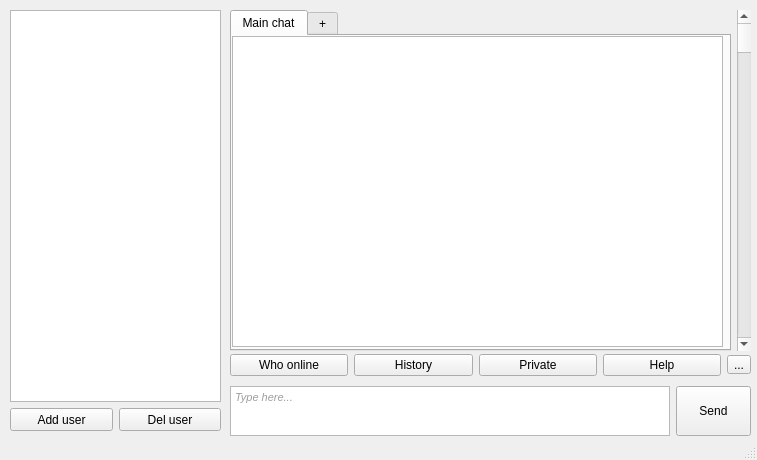
Qt form Block4/Homework5/main_window.ui (Simper007/GB_lesson2) before a commit.
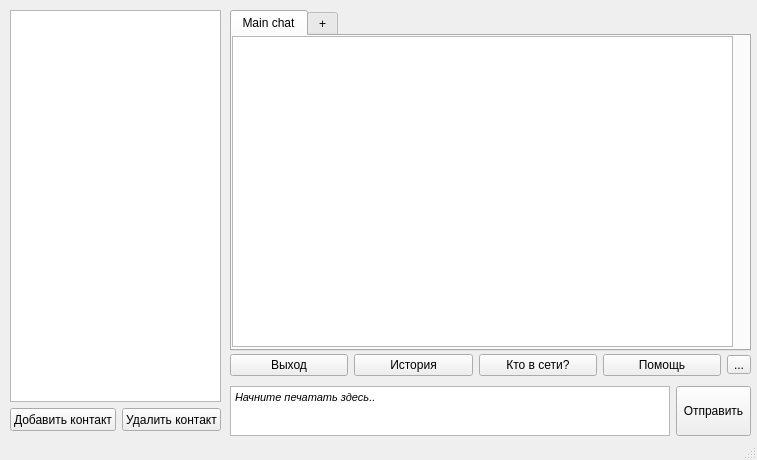
The same form after that commit.

```diff
--- a/Block4/Homework5/main_window.ui
+++ b/Block4/Homework5/main_window.ui
@@ -38,7 +38,7 @@
      <item>
       <layout class="QHBoxLayout" name="horizontalLayout_3">
        <item>
-        <widget class="QPushButton" name="WhoButton">
+        <widget class="QPushButton" name="ExitButton">
          <property name="maximumSize">
           <size>
            <width>16777215</width>
@@ -46,7 +46,7 @@
           </size>
          </property>
          <property name="text">
-          <string>Who online</string>
+          <string>Выход</string>
          </property>
         </widget>
        </item>
@@ -59,12 +59,12 @@
           </size>
          </property>
          <property name="text">
-          <string>History</string>
+          <string>История</string>
          </property>
         </widget>
        </item>
        <item>
-        <widget class="QPushButton" name="PMButton">
+        <widget class="QPushButton" name="WhoButton">
          <property name="maximumSize">
           <size>
            <width>16777215</width>
@@ -72,7 +72,7 @@
           </size>
          </property>
          <property name="text">
-          <string>Private</string>
+          <string>Кто в сети?</string>
          </property>
         </widget>
        </item>
@@ -85,7 +85,7 @@
           </size>
          </property>
          <property name="text">
-          <string>Help</string>
+          <string>Помощь</string>
          </property>
         </widget>
        </item>
@@ -131,7 +131,10 @@
 &lt;html&gt;&lt;head&gt;&lt;meta name=&quot;qrichtext&quot; content=&quot;1&quot; /&gt;&lt;style type=&quot;text/css&quot;&gt;
 p, li { white-space: pre-wrap; }
 &lt;/style&gt;&lt;/head&gt;&lt;body style=&quot; font-family:'MS Shell Dlg 2'; font-size:8.25pt; font-weight:400; font-style:normal;&quot;&gt;
-&lt;p style=&quot; margin-top:0px; margin-bottom:0px; margin-left:0px; margin-right:0px; -qt-block-indent:0; text-indent:0px;&quot;&gt;&lt;span style=&quot; font-style:italic; color:#9e9e9e;&quot;&gt;Type here...&lt;/span&gt;&lt;/p&gt;&lt;/body&gt;&lt;/html&gt;</string>
+&lt;p style=&quot; margin-top:0px; margin-bottom:0px; margin-left:0px; margin-right:0px; -qt-block-indent:0; text-indent:0px;&quot;&gt;&lt;span style=&quot; font-style:italic;&quot;&gt;Начните печатать здесь..&lt;/span&gt;&lt;/p&gt;&lt;/body&gt;&lt;/html&gt;</string>
+         </property>
+         <property name="overwriteMode">
+          <bool>true</bool>
          </property>
         </widget>
        </item>
@@ -159,7 +162,7 @@
           </size>
          </property>
          <property name="text">
-          <string>Send</string>
+          <string>Отправить</string>
          </property>
         </widget>
        </item>
@@ -186,12 +189,12 @@
         <attribute name="title">
          <string>Main chat</string>
         </attribute>
-        <widget class="QTextBrowser" name="ChatMessList">
+        <widget class="QListView" name="ChatMessList">
          <property name="geometry">
           <rect>
            <x>0</x>
            <y>0</y>
-           <width>491</width>
+           <width>501</width>
            <height>311</height>
           </rect>
          </property>
@@ -204,16 +207,6 @@
        </widget>
       </widget>
      </item>
-     <item>
-      <widget class="QScrollBar" name="MainChatScroll">
-       <property name="enabled">
-        <bool>true</bool>
-       </property>
-       <property name="orientation">
-        <enum>Qt::Vertical</enum>
-       </property>
-      </widget>
-     </item>
     </layout>
    </widget>
    <widget class="QWidget" name="layoutWidget">
@@ -259,7 +252,7 @@
           </size>
          </property>
          <property name="text">
-          <string>Add user</string>
+          <string>Добавить контакт</string>
          </property>
         </widget>
        </item>
@@ -278,7 +271,7 @@
           </size>
          </property>
          <property name="text">
-          <string>Del user</string>
+          <string>Удалить контакт</string>
          </property>
         </widget>
        </item>
```
Left out of the diff: 5 changed lines with no effect on the pictures.
